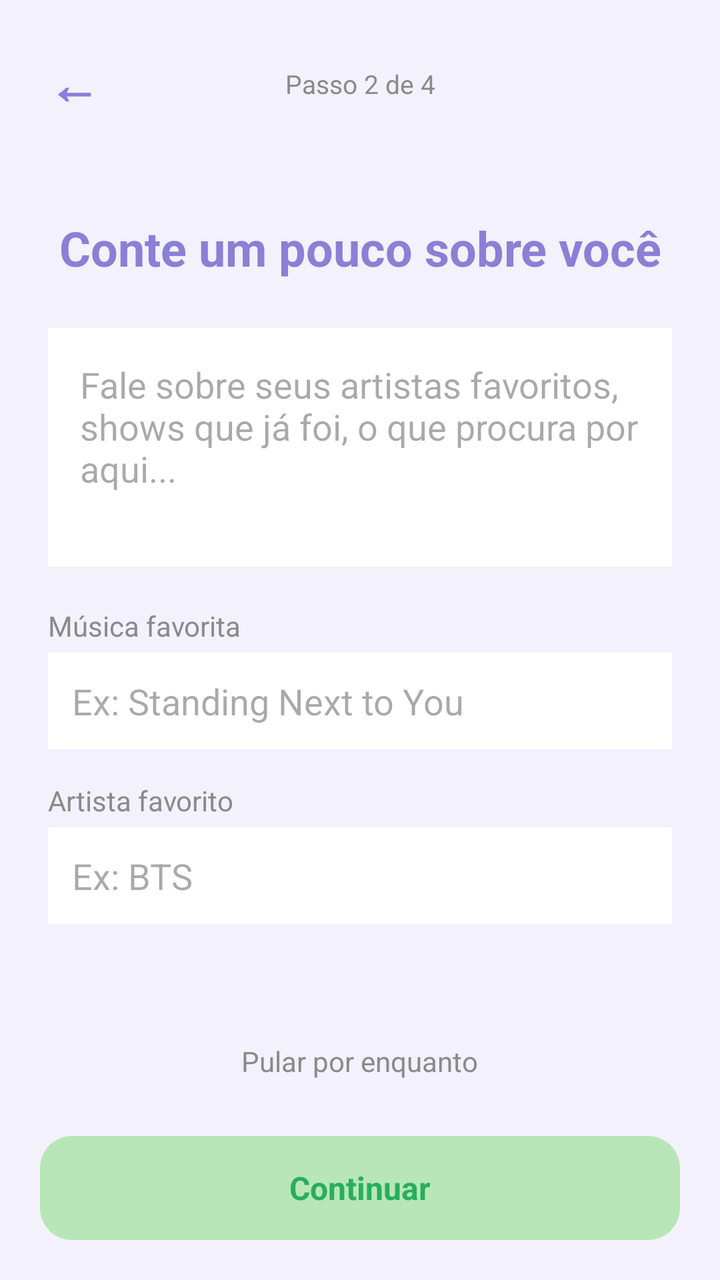
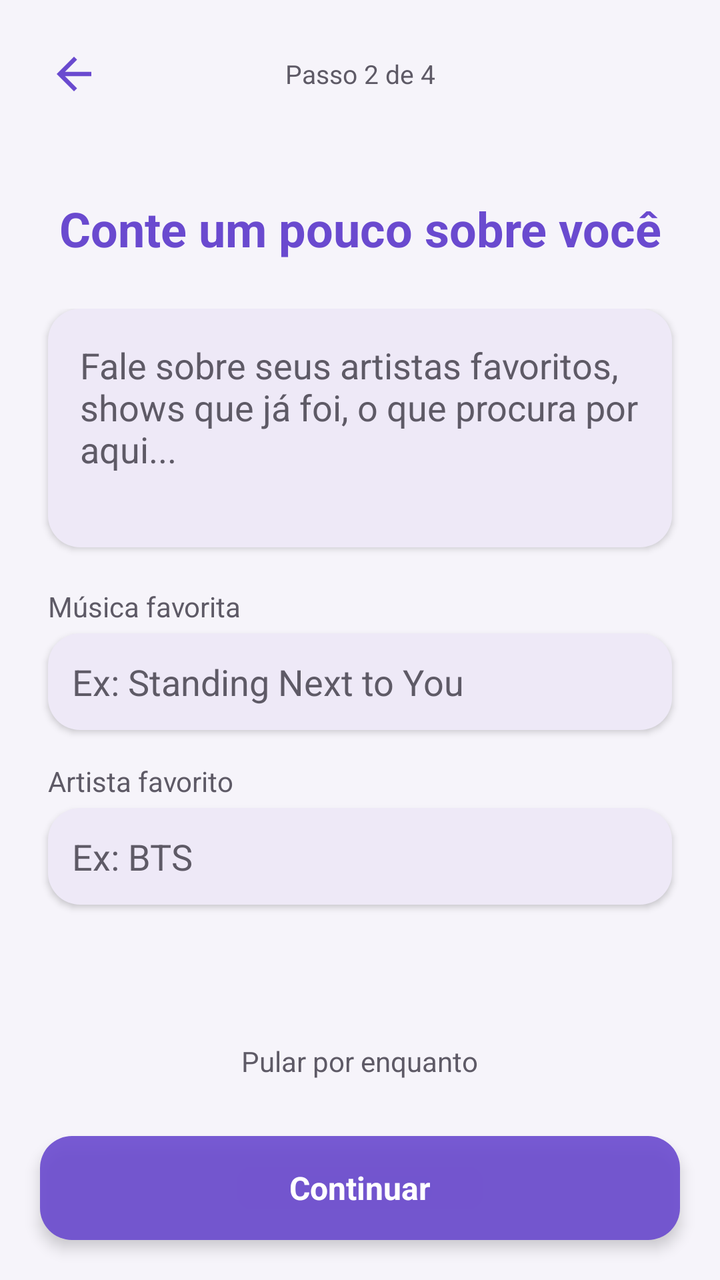

Screens rendered from an Android XML layout before and after an edit, with the pre-edit source and the edit as a unified diff.
<!-- AndroidManifest.xml: activity theme Theme.MeetBeat -->
<!-- res/layout/activity_onboarding_bio.xml -->
<?xml version="1.0" encoding="utf-8"?>

<LinearLayout xmlns:android="http://schemas.android.com/apk/res/android"
    android:layout_width="match_parent"
    android:layout_height="match_parent"
    android:orientation="vertical"
    android:background="@color/purple_light">

    <LinearLayout
        android:layout_width="match_parent"
        android:layout_height="wrap_content"
        android:orientation="horizontal"
        android:gravity="center_vertical"
        android:padding="16dp">

        <TextView
            android:id="@+id/btnVoltarOnboarding"
            android:layout_width="wrap_content"
            android:layout_height="wrap_content"
            android:text="←"
            android:textSize="26sp"
            android:textColor="@color/purple_primary"
            android:textStyle="bold"
            android:padding="8dp"
            android:clickable="true"
            android:focusable="true" />

        <TextView
            android:layout_width="0dp"
            android:layout_height="wrap_content"
            android:layout_weight="1"
            android:text="Passo 2 de 4"
            android:textColor="@color/text_gray"
            android:textSize="13sp"
            android:gravity="center" />

        <View
            android:layout_width="42dp"
            android:layout_height="1dp" />

    </LinearLayout>

    <TextView
        android:layout_width="match_parent"
        android:layout_height="wrap_content"
        android:padding="24dp"
        android:text="Conte um pouco sobre você"
        android:textColor="@color/purple_primary"
        android:textSize="24sp"
        android:textStyle="bold"
        android:gravity="center" />

    <ScrollView
        android:layout_width="match_parent"
        android:layout_height="0dp"
        android:layout_weight="1">

        <LinearLayout
            android:layout_width="match_parent"
            android:layout_height="wrap_content"
            android:orientation="vertical"
            android:paddingHorizontal="24dp">

            <EditText
                android:id="@+id/editBioOnboarding"
                android:layout_width="match_parent"
                android:layout_height="wrap_content"
                android:background="@color/card_background"
                android:padding="16dp"
                android:hint="Fale sobre seus artistas favoritos, shows que já foi, o que procura por aqui..."
                android:gravity="top"
                android:minLines="4"
                android:inputType="textMultiLine" />

            <TextView
                android:layout_width="wrap_content"
                android:layout_height="wrap_content"
                android:layout_marginTop="20dp"
                android:text="Música favorita"
                android:textColor="@color/text_gray"
                android:textSize="14sp" />

            <EditText
                android:id="@+id/editMusicaFavorita"
                android:layout_width="match_parent"
                android:layout_height="wrap_content"
                android:background="@color/card_background"
                android:padding="12dp"
                android:layout_marginTop="4dp"
                android:hint="Ex: Standing Next to You" />

            <TextView
                android:layout_width="wrap_content"
                android:layout_height="wrap_content"
                android:layout_marginTop="16dp"
                android:text="Artista favorito"
                android:textColor="@color/text_gray"
                android:textSize="14sp" />

            <EditText
                android:id="@+id/editArtistaFavorito"
                android:layout_width="match_parent"
                android:layout_height="wrap_content"
                android:background="@color/card_background"
                android:padding="12dp"
                android:layout_marginTop="4dp"
                android:layout_marginBottom="16dp"
                android:hint="Ex: BTS" />

        </LinearLayout>

    </ScrollView>

    <TextView
        android:id="@+id/btnPularBio"
        android:layout_width="wrap_content"
        android:layout_height="wrap_content"
        android:layout_gravity="center"
        android:text="Pular por enquanto"
        android:textColor="@color/text_gray"
        android:textSize="14sp"
        android:padding="8dp"
        android:clickable="true"
        android:focusable="true" />

    <TextView
        android:id="@+id/btnContinuarBio"
        android:layout_width="match_parent"
        android:layout_height="52dp"
        android:layout_margin="20dp"
        android:background="@drawable/bg_button_accept"
        android:gravity="center"
        android:text="Continuar"
        android:textColor="#27AE60"
        android:textStyle="bold"
        android:textSize="16sp"
        android:clickable="true"
        android:focusable="true" />

</LinearLayout>
<!-- resources referenced by this layout -->
<resources>
  <color name="card_background">#FFFFFF</color>
  <color name="purple_light">#F3F1FB</color>
  <color name="purple_primary">#8B7FD6</color>
  <color name="text_gray">#8A8A8A</color>
  <!-- drawable bg_button_accept (drawable) -->
  <?xml version="1.0" encoding="utf-8"?>
  <shape xmlns:android="http://schemas.android.com/apk/res/android"
      android:shape="rectangle">
      <solid android:color="@color/accept_green" />
      <corners android:radius="16dp" />
  </shape>
  <style name="Theme.MeetBeat" parent="Base.Theme.MeetBeat" />
  <color name="accept_green">#B8E6B8</color>
  <style name="Base.Theme.MeetBeat" parent="Theme.Material3.DayNight.NoActionBar">
          
          
      </style>
</resources>

<!-- the commit's change to res/layout/activity_onboarding_bio.xml (unified diff, before → after) -->
@@ -1,5 +1,4 @@
 <?xml version="1.0" encoding="utf-8"?>
-
 <LinearLayout xmlns:android="http://schemas.android.com/apk/res/android"
     android:layout_width="match_parent"
     android:layout_height="match_parent"
@@ -13,14 +12,11 @@
         android:gravity="center_vertical"
         android:padding="16dp">
 
-        <TextView
+        <ImageView
             android:id="@+id/btnVoltarOnboarding"
-            android:layout_width="wrap_content"
-            android:layout_height="wrap_content"
-            android:text="←"
-            android:textSize="26sp"
-            android:textColor="@color/purple_primary"
-            android:textStyle="bold"
+            android:layout_width="42dp"
+            android:layout_height="42dp"
+            android:src="@drawable/ic_back"
             android:padding="8dp"
             android:clickable="true"
             android:focusable="true" />
@@ -59,13 +55,18 @@
             android:layout_width="match_parent"
             android:layout_height="wrap_content"
             android:orientation="vertical"
+            android:clipChildren="false"
+            android:clipToPadding="false"
             android:paddingHorizontal="24dp">
 
             <EditText
                 android:id="@+id/editBioOnboarding"
                 android:layout_width="match_parent"
                 android:layout_height="wrap_content"
-                android:background="@color/card_background"
+                android:background="@drawable/bg_input_field"
+                android:elevation="2dp"
+                android:textColor="@color/text_dark"
+                android:textColorHint="@color/text_gray"
                 android:padding="16dp"
                 android:hint="Fale sobre seus artistas favoritos, shows que já foi, o que procura por aqui..."
                 android:gravity="top"
@@ -84,7 +85,10 @@
                 android:id="@+id/editMusicaFavorita"
                 android:layout_width="match_parent"
                 android:layout_height="wrap_content"
-                android:background="@color/card_background"
+                android:background="@drawable/bg_input_field"
+                android:elevation="2dp"
+                android:textColor="@color/text_dark"
+                android:textColorHint="@color/text_gray"
                 android:padding="12dp"
                 android:layout_marginTop="4dp"
                 android:hint="Ex: Standing Next to You" />
@@ -101,7 +105,10 @@
                 android:id="@+id/editArtistaFavorito"
                 android:layout_width="match_parent"
                 android:layout_height="wrap_content"
-                android:background="@color/card_background"
+                android:background="@drawable/bg_input_field"
+                android:elevation="2dp"
+                android:textColor="@color/text_dark"
+                android:textColorHint="@color/text_gray"
                 android:padding="12dp"
                 android:layout_marginTop="4dp"
                 android:layout_marginBottom="16dp"
@@ -129,9 +136,10 @@
         android:layout_height="52dp"
         android:layout_margin="20dp"
         android:background="@drawable/bg_button_accept"
+        android:elevation="4dp"
         android:gravity="center"
         android:text="Continuar"
-        android:textColor="#27AE60"
+        android:textColor="@color/vidro_conteudo_claro"
         android:textStyle="bold"
         android:textSize="16sp"
         android:clickable="true"
<!-- resource entries referenced after the edit -->
@@ -1,18 +1,37 @@
 <!-- resources referenced by this layout -->
 <resources>
-  <color name="card_background">#FFFFFF</color>
-  <color name="purple_light">#F3F1FB</color>
-  <color name="purple_primary">#8B7FD6</color>
-  <color name="text_gray">#8A8A8A</color>
+  <color name="card_background">#EEE9F7</color>
+  <color name="purple_light">#F6F4FA</color>
+  <color name="purple_primary">#6A4ACF</color>
+  <color name="text_dark">#1C1B1F</color>
+  <color name="text_gray">#5E5A66</color>
+  <color name="vidro_conteudo_claro">#FFFFFFFF</color>
   <!-- drawable bg_button_accept (drawable) -->
   <?xml version="1.0" encoding="utf-8"?>
   <shape xmlns:android="http://schemas.android.com/apk/res/android"
       android:shape="rectangle">
-      <solid android:color="@color/accept_green" />
+      <solid android:color="@color/vidro_fundo_intenso" />
       <corners android:radius="16dp" />
   </shape>
+  <!-- drawable bg_input_field (drawable) -->
+  <?xml version="1.0" encoding="utf-8"?>
+  <shape xmlns:android="http://schemas.android.com/apk/res/android"
+      android:shape="rectangle">
+      <solid android:color="@color/card_background" />
+      <corners android:radius="16dp" />
+  </shape>
+  <!-- drawable ic_back (drawable) -->
+  <vector xmlns:android="http://schemas.android.com/apk/res/android"
+      android:width="24dp"
+      android:height="24dp"
+      android:viewportWidth="24"
+      android:viewportHeight="24">
+    <path
+        android:fillColor="@color/purple_primary"
+        android:pathData="M20,11H7.83l5.59,-5.59L12,4l-8,8 8,8 1.41,-1.41L7.83,13H20v-2z"/>
+  </vector>
   <style name="Theme.MeetBeat" parent="Base.Theme.MeetBeat" />
-  <color name="accept_green">#B8E6B8</color>
+  <color name="vidro_fundo_intenso">#E66A4ACF</color>
   <style name="Base.Theme.MeetBeat" parent="Theme.Material3.DayNight.NoActionBar">
           
           
